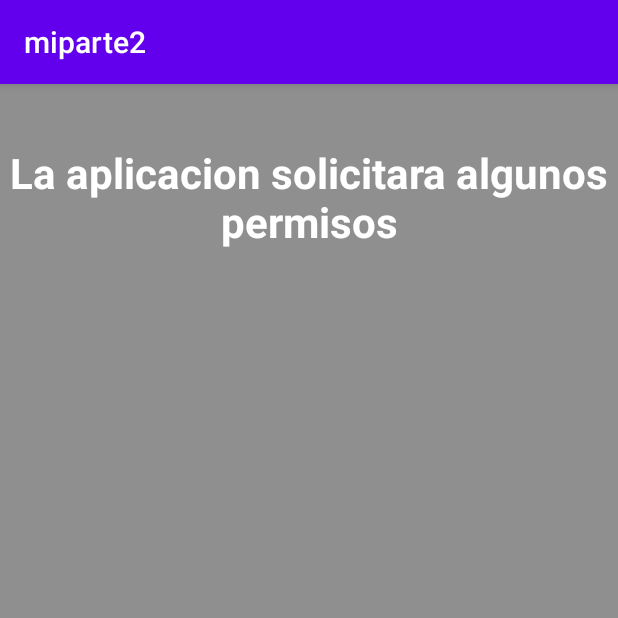
After one commit to WCNosliwsys/miparte2tarde, an Android app: the Permisos screen opened directly, with no data from a screen before it, on a phone screen of 412 x 824 dp, the top half of it. The commit adds this screen. Run offline under Robolectric (Android 15) with nearby library versions, the phone set to English and light mode, and no system bars.

Commit message:
Permisos caso basico

```diff
--- a/app/src/main/AndroidManifest.xml
+++ b/app/src/main/AndroidManifest.xml
@@ -23,8 +23,10 @@
             </intent-filter>
         </activity>
     </application>
+
     <uses-permission android:name="android.permission.CALL_PHONE" />
-
     <uses-permission android:name="android.permission.INTERNET" />
-
+    <uses-permission android:name="android.permission.ACCESS_FINE_LOCATION" />
+    <uses-permission android:name="android.permission.GET_ACCOUNTS" />
+    <uses-permission android:name="android.permission.WRITE_EXTERNAL_STORAGE" />
 </manifest>
--- a/app/src/main/java/com/ingwilson/miparte2/MainActivity.java
+++ b/app/src/main/java/com/ingwilson/miparte2/MainActivity.java
@@ -45,6 +45,11 @@
             startActivity(new Intent(this, Multimedia.class));
             return true;
         }
+        if (id == R.id.activity_permisos) {
+            startActivity(new Intent(this, Permisos.class));
+            return true;
+        }
+
         return super.onOptionsItemSelected(item);
     }
 }
--- /dev/null
+++ b/app/src/main/java/com/ingwilson/miparte2/Permisos.java
@@ -0,0 +1,72 @@
+package com.ingwilson.miparte2;
+
+import androidx.appcompat.app.AlertDialog;
+import androidx.appcompat.app.AppCompatActivity;
+import androidx.core.app.ActivityCompat;
+import androidx.core.content.ContextCompat;
+
+import android.Manifest;
+import android.content.DialogInterface;
+import android.content.pm.PackageManager;
+import android.os.Bundle;
+import android.os.Handler;
+
+public class Permisos extends AppCompatActivity {
+
+    @Override
+    protected void onCreate(Bundle savedInstanceState) {
+        super.onCreate(savedInstanceState);
+        setContentView(R.layout.activity_permisos);
+        if (ContextCompat.checkSelfPermission(this,
+                Manifest.permission.CALL_PHONE) == PackageManager.PERMISSION_GRANTED){
+            arranque();
+        } else {
+            Handler handler = new Handler();
+            handler.postDelayed(
+                    new Runnable() {
+                        public void run() {
+                            solicitarPermiso(Manifest.permission.CALL_PHONE,
+                                    "Sin el permiso" + " de telefono no podemos realizar llamadas.", 0);
+                        }
+                    }, 2000L);
+        }
+    }
+    public void solicitarPermiso(final String permiso, String justificacion, final int codigo) {
+        if (ActivityCompat.shouldShowRequestPermissionRationale(this, permiso)) {
+            AlertDialog.Builder dialogo1 = new AlertDialog.Builder(this);
+            dialogo1.setTitle("Solicitud de permiso");
+            dialogo1.setMessage(justificacion);
+            dialogo1.setPositiveButton("Ok", new DialogInterface.OnClickListener() {
+                public void onClick(DialogInterface dialogo1, int id) {
+                    ActivityCompat.requestPermissions(Permisos.this, new String[]{permiso}, codigo);
+                }
+            });
+            dialogo1.show();
+        } else {
+            ActivityCompat.requestPermissions(this, new String[]{permiso}, codigo);
+        }
+    }
+
+    @Override
+    public void onRequestPermissionsResult(int requestCode, String[] permissions, int[] grantResults) {
+        if (requestCode == 0) {
+            if (grantResults.length == 1 && grantResults[0] == PackageManager.PERMISSION_GRANTED) {
+                arranque();
+            } else {
+                solicitarPermiso(Manifest.permission.CALL_PHONE,
+                        "Sin el permiso" + "\" de telefono no podemos realizar llamadas.", 0);
+            }
+        }
+    }
+    void arranque() {
+        AlertDialog.Builder dialogo1 = new AlertDialog.Builder(this);
+        dialogo1.setTitle("FELICITACIONES");
+        dialogo1.setMessage("Usted ya tiene los permisos necesarios para usar nuestra app");
+        dialogo1.setPositiveButton("Ok", new DialogInterface.OnClickListener() {
+            public void onClick(DialogInterface dialogo1, int id) {
+                finish();
+            }
+        });
+        dialogo1.show();
+    }
+}
--- /dev/null
+++ b/app/src/main/res/layout/activity_permisos.xml
@@ -0,0 +1,20 @@
+<?xml version="1.0" encoding="utf-8"?>
+<LinearLayout xmlns:android="http://schemas.android.com/apk/res/android"
+    xmlns:tools="http://schemas.android.com/tools"
+    android:layout_width="match_parent"
+    android:layout_height="match_parent"
+    android:orientation="vertical"
+    android:background="#8f8f8f"
+    android:gravity="top"
+    >
+    <TextView
+        android:layout_width="match_parent"
+        android:layout_height="wrap_content"
+        android:layout_marginTop="40dp"
+        android:text="La aplicacion solicitara algunos permisos"
+        android:textColor="#fff"
+        android:textStyle="bold"
+        android:textSize="28sp"
+        android:gravity="center"
+        />
+</LinearLayout>
```
